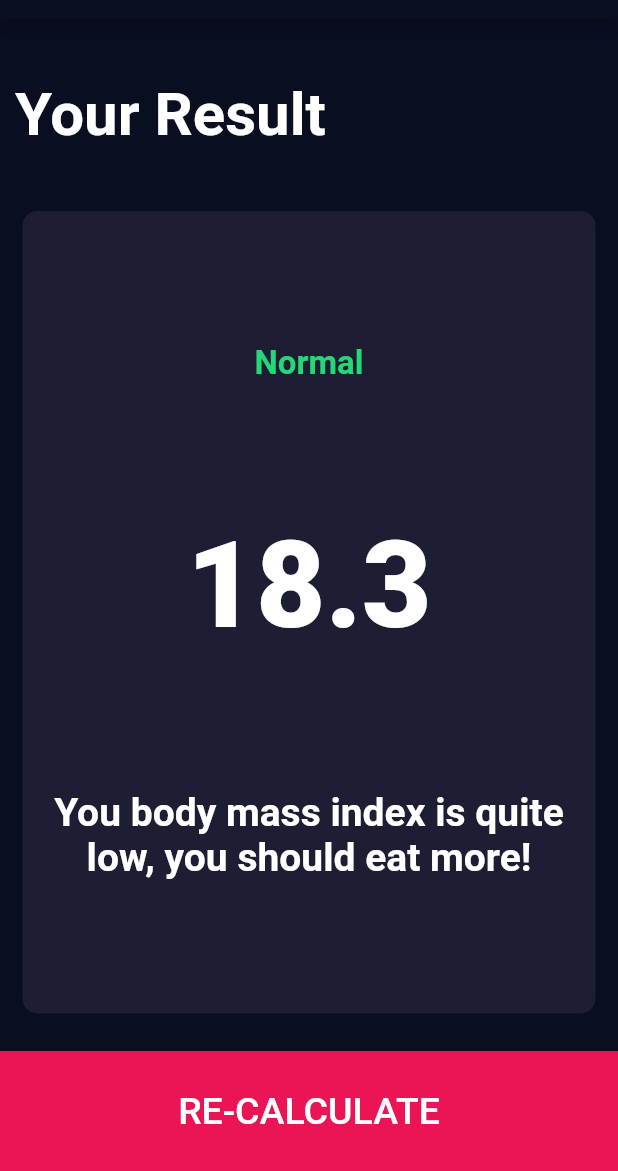
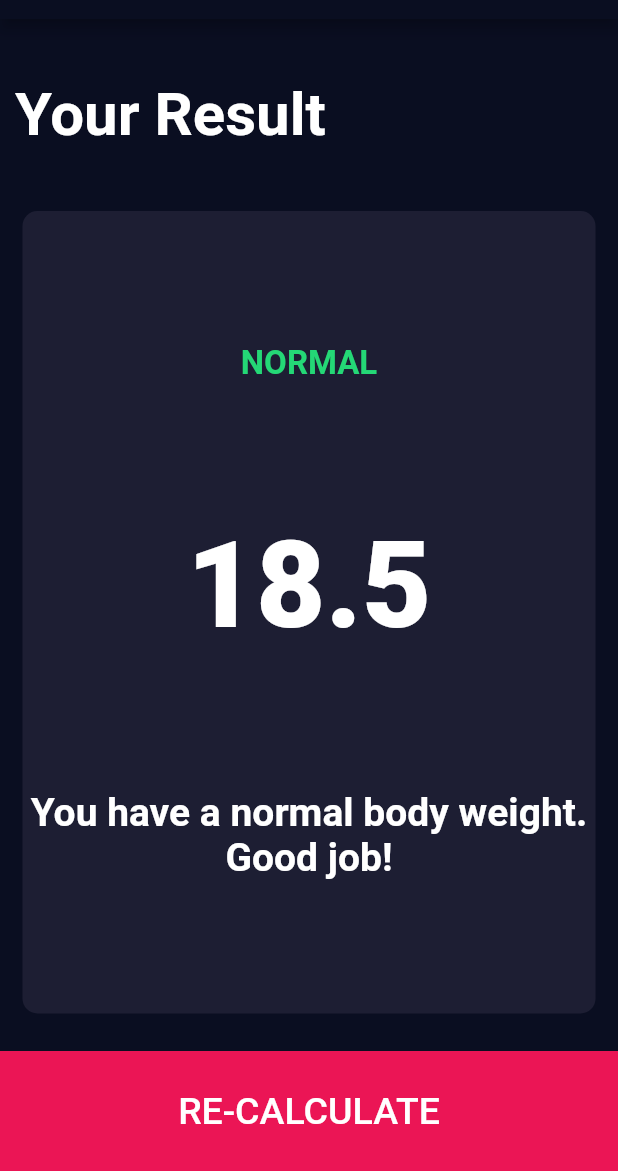
Before and after one commit to flutter-libs/BMI-Calculator, a Flutter app: the screen it shows after launch, after a tap on "CALCULATE", on a phone screen of 412 x 824 dp, the part 65-1236 px from its top. Run offline on Flutter 3.47's test engine with Material 2 defaults, Android fonts, the phone set to English and light mode, and no system bars; our stand-ins replace font_awesome_flutter.

Commit message:
Created a created a results page and some widgets

```diff
--- /dev/null
+++ b/lib/calculator_brain.dart
@@ -0,0 +1,29 @@
+import 'dart:math';
+
+
+class CalculatorBrain {
+  CalculatorBrain({required this.height, required this.weight});
+  final int height;
+  final int weight;
+  double get _bmi => weight / pow(height/100, 2);
+  String calculateBMI() => _bmi.toStringAsFixed(1);
+
+  String getResults() {
+    if(_bmi >= 25) {
+      return 'Overweight';
+    } else if(_bmi > 18.5) {
+      return 'Normal';
+    } else {
+      return 'Underweight';
+    }
+  }
+  String getInterpretation() {
+    if (_bmi >= 25) {
+      return 'You have a higher than normal body weight. Try to exercise more.';
+    } else if (_bmi >= 18.5) {
+      return 'You have a normal body weight. Good job!';
+    } else {
+      return 'You have a lower than normal body weight. You can eat a bit more.';
+    }
+  }
+}
--- a/lib/input_page.dart
+++ b/lib/input_page.dart
@@ -6,7 +6,7 @@
 import 'package:bmi_calculator/round_icon_button.dart';
 import 'package:bmi_calculator/results_page.dart';
 import 'package:bmi_calculator/bottom_button.dart';
-
+import 'package:bmi_calculator/calculator_brain.dart';
 
 enum Gender {
   male,
@@ -223,7 +223,12 @@
           ),
           BottomButton(
             onTap: () {
-              Navigator.push(context, MaterialPageRoute(builder: (context) => ResultsPage()));
+              CalculatorBrain calc = CalculatorBrain(height: height, weight: weight);
+              Navigator.push(context, MaterialPageRoute(builder: (context) => ResultsPage(
+                bmiResult: calc.calculateBMI(),
+                resultText: calc.getResults(),
+                interpretation: calc.getInterpretation(),
+              )));
             },
             buttonTitle: 'CALCULATE',
           ),
--- a/lib/results_page.dart
+++ b/lib/results_page.dart
@@ -5,6 +5,10 @@
 
 
 class ResultsPage extends StatelessWidget {
+  ResultsPage({required this.bmiResult, required this.resultText, required this.interpretation});
+  final String bmiResult;
+  final String resultText;
+  final String interpretation;
   @override
   Widget build(BuildContext context) {
     return Scaffold(
@@ -33,9 +37,9 @@
                 mainAxisAlignment: MainAxisAlignment.spaceEvenly,
                 crossAxisAlignment: CrossAxisAlignment.center,
                 children: <Widget>[
-                  Text('Normal', style: greenTextStyle,),
-                  Text('18.3', style: numberLargeTextStyle,),
-                  Text('You body mass index is quite low, you should eat more!', textAlign: TextAlign.center, style: resultsDescriptionTextStyle,),
+                  Text(resultText.toUpperCase(), style: greenTextStyle,),
+                  Text(bmiResult, style: numberLargeTextStyle,),
+                  Text(interpretation, textAlign: TextAlign.center, style: resultsDescriptionTextStyle,),
                 ],
               ),
             ),
```
